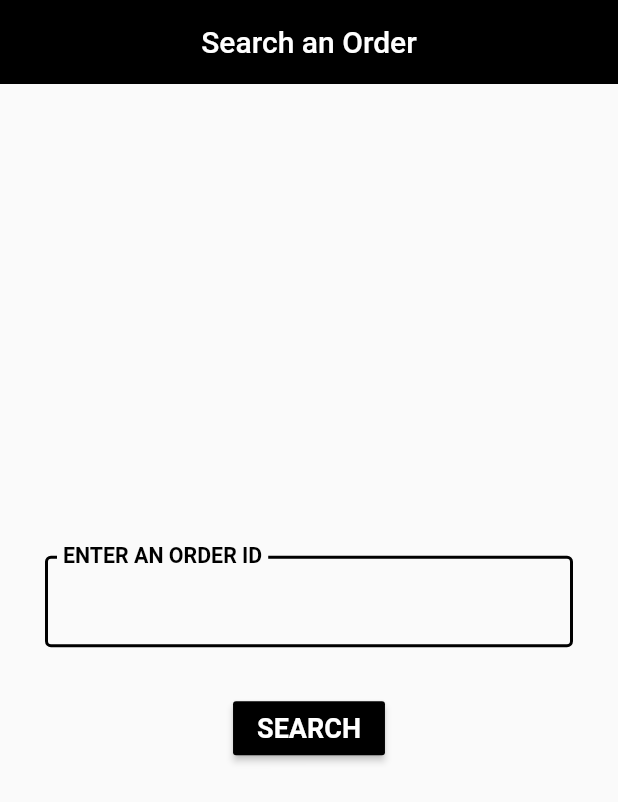
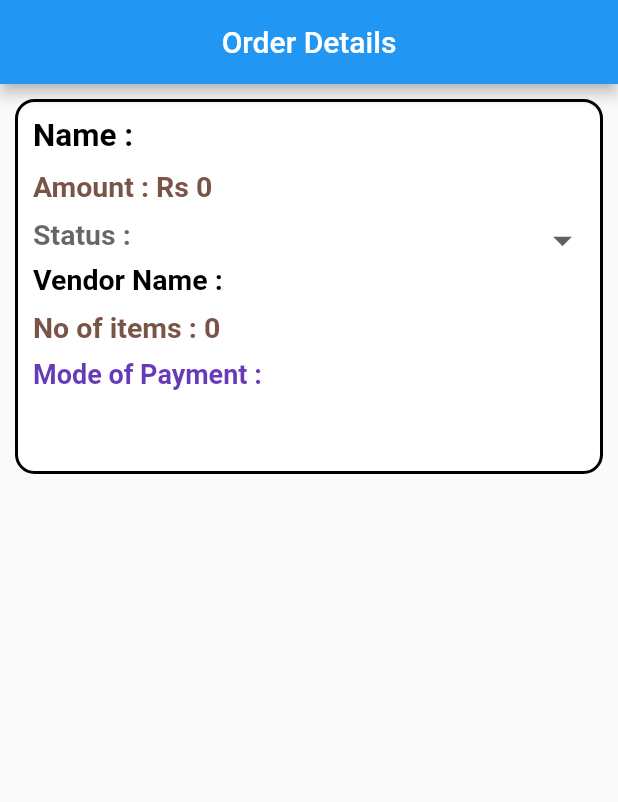
Before and after one commit to Harshmaster/AdminMirchMasala, a Flutter app: the SearchOrders screen opened by its route, after a tap on "SEARCH", on a phone screen of 412 x 824 dp. Shown: the top 802 px of the screen. Run offline on Flutter 3.47's test engine with Material 2 defaults, Android fonts, the phone set to English and light mode, and no system bars; our stand-ins replace cloud_firestore, flutter_spinkit; accounts and stored records are empty.

Commit message:
SEARCH IMPLEMENTED

```diff
--- /dev/null
+++ b/lib/screens/FetchedOrder.dart
@@ -0,0 +1,193 @@
+import 'package:adminAppPandamic/screens/ViewSingleOrder.dart';
+import 'package:flutter/material.dart';
+import 'package:cloud_firestore/cloud_firestore.dart';
+import 'package:flutter_spinkit/flutter_spinkit.dart';
+
+class FetchedOrder extends StatefulWidget {
+  final String id;
+  FetchedOrder({this.id});
+  @override
+  _FetchedOrderState createState() => _FetchedOrderState();
+}
+
+class _FetchedOrderState extends State<FetchedOrder> {
+  List dropList = ['confirmed', 'delivered', 'ordered', 'On-The-Way'];
+  String name = 'HARSH SINGH';
+  int amount;
+  String status;
+  String vendor;
+  int itemCount;
+  String modeOfPayment;
+  String _isCompleted = "not-completed";
+  String orderId;
+  String selectedUser;
+
+  getData() async {
+    await Firestore.instance
+        .collection("orders")
+        .document(widget.id)
+        .get()
+        .then((DocumentSnapshot docs) {
+      if (docs.exists) {
+        setState(() {
+          name = docs["user_name"];
+          amount = docs["order_amount"];
+          status = docs["status"];
+          vendor = docs["order_vendor"];
+          itemCount = docs["order_count"];
+          modeOfPayment = docs["mode_of_payment"];
+          _isCompleted = 'completed';
+          orderId = docs["order_id"];
+          print(_isCompleted);
+        });
+      } else {
+        setState(() {
+          _isCompleted = 'no-order';
+        });
+      }
+    });
+  }
+
+  @override
+  void initState() {
+    super.initState();
+    getData();
+  }
+
+  @override
+  Widget build(BuildContext context) {
+    return Scaffold(
+        appBar: AppBar(
+          title: Text('Order Details'),
+          centerTitle: true,
+          automaticallyImplyLeading: false,
+        ),
+        body: _isCompleted == 'completed'
+            ? InkWell(
+                onTap: () {
+                  Navigator.push(
+                      context,
+                      MaterialPageRoute(
+                          builder: (BuildContext context) => SingleOrder(
+                                id: orderId,
+                              )));
+                },
+                child: Container(
+                  height: 250,
+                  padding: EdgeInsets.all(10),
+                  decoration: BoxDecoration(
+                    border: Border.all(width: 2),
+                    color: Colors.white,
+                    borderRadius: BorderRadius.circular(13),
+                  ),
+                  width: double.infinity,
+                  margin: EdgeInsets.all(10),
+                  child: Column(
+                    crossAxisAlignment: CrossAxisAlignment.start,
+                    children: <Widget>[
+                      Text(
+                        "Name : $name",
+                        style: TextStyle(
+                          color: Colors.black,
+                          fontSize: 21,
+                          fontWeight: FontWeight.bold,
+                        ),
+                      ),
+                      SizedBox(
+                        height: 10,
+                      ),
+                      Text(
+                        "Amount : Rs $amount",
+                        style: TextStyle(
+                          color: Colors.brown,
+                          fontSize: 19,
+                          fontWeight: FontWeight.bold,
+                        ),
+                      ),
+                      Container(
+                        margin: EdgeInsets.only(top: 10, bottom: 10),
+                        width: double.infinity,
+                        height: 20,
+                        child: DropdownButton<String>(
+                          isExpanded: true,
+                          icon: Icon(Icons.arrow_drop_down),
+                          iconSize: 30,
+                          underline: Container(
+                            color: Colors.white,
+                          ),
+                          style: TextStyle(
+                              color: Color.fromRGBO(82, 90, 101, 1),
+                              fontSize: 15,
+                              fontWeight: FontWeight.bold),
+                          hint: Text(
+                            "Status : $status",
+                            style: TextStyle(fontSize: 19),
+                          ),
+                          value: selectedUser,
+                          onChanged: (String value) {
+                            Firestore.instance
+                                .collection("orders")
+                                .document(orderId)
+                                .updateData({"status": value.toString()});
+                            setState(() {
+                              selectedUser = value;
+                            });
+                          },
+                          items: dropList.map(
+                            (variable) {
+                              return DropdownMenuItem<String>(
+                                value: variable,
+                                child: Container(
+                                  child: Text(
+                                    "Status : $variable",
+                                    style: TextStyle(fontSize: 19),
+                                  ),
+                                ),
+                              );
+                            },
+                          ).toList(),
+                        ),
+                      ),
+                      Text(
+                        "Vendor Name : $vendor",
+                        style: TextStyle(
+                          color: Colors.black,
+                          fontSize: 19,
+                          fontWeight: FontWeight.bold,
+                        ),
+                      ),
+                      SizedBox(
+                        height: 10,
+                      ),
+                      Text(
+                        "No of items : $itemCount",
+                        style: TextStyle(
+                          color: Colors.brown,
+                          fontSize: 19,
+                          fontWeight: FontWeight.bold,
+                        ),
+                      ),
+                      SizedBox(
+                        height: 10,
+                      ),
+                      Text(
+                        "Mode of Payment : $modeOfPayment",
+                        style: TextStyle(
+                          color: Colors.deepPurple,
+                          fontSize: 18,
+                          fontWeight: FontWeight.bold,
+                        ),
+                      ),
+                    ],
+                  ),
+                ),
+              )
+            : _isCompleted == 'no-order'
+                ? Center(
+                    child: Text(
+                    'NO ORDERS',
+                    style: TextStyle(fontWeight: FontWeight.bold),
+                  ))
+                : SpinKitCircle(color: Colors.black));
+  }
+}
--- a/lib/screens/SearchOrders.dart
+++ b/lib/screens/SearchOrders.dart
@@ -1,3 +1,4 @@
+import 'package:adminAppPandamic/screens/FetchedOrder.dart';
 import 'package:flutter/material.dart';
 
 class SearchOrders extends StatefulWidget {
@@ -7,6 +8,8 @@ class SearchOrders extends StatefulWidget {
 }
 
 class _SearchOrdersState extends State<SearchOrders> {
+  final idController = TextEditingController();
+
   @override
   Widget build(BuildContext context) {
     return Scaffold(
@@ -24,6 +27,7 @@ class _SearchOrdersState extends State<SearchOrders> {
             children: [
               Container(
                 child: TextField(
+                  controller: idController,
                   style: TextStyle(
                     color: Colors.black,
                     fontWeight: FontWeight.bold,
@@ -56,7 +60,14 @@ class _SearchOrdersState extends State<SearchOrders> {
                       fontWeight: FontWeight.bold,
                       fontSize: 18),
                 ),
-                onPressed: () {},
+                onPressed: () {
+                  Navigator.push(
+                      context,
+                      MaterialPageRoute(
+                          builder: (BuildContext context) => FetchedOrder(
+                                id: idController.text,
+                              )));
+                },
               )
             ],
           ),
```
Also changed, not shown: lib/screens/ViewProducts.dart (+78 -2 lines).
